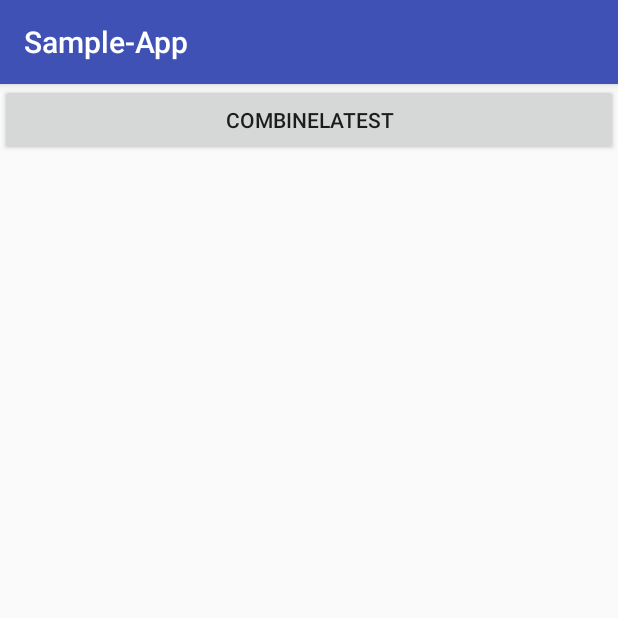
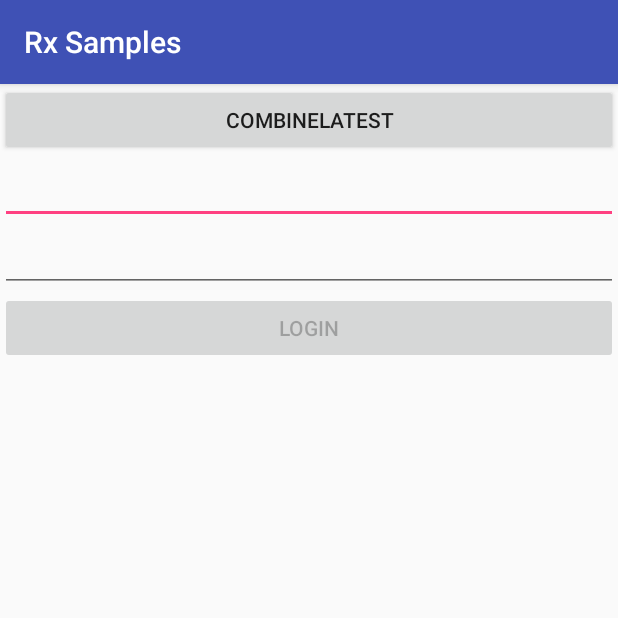
Before and after one commit to MaksimDmitriev/Rx-Java-Samples, an Android app: the screen it shows after launch (MainActivity), on a phone screen of 412 x 824 dp, the top half of it. Run offline under Robolectric (Android 15) with nearby library versions, the phone set to English and light mode, and no system bars; our stand-ins replace RxJava; libraries missing offline, so code that uses them is left out: com.jakewharton.rxbinding2; 1 statement that could not run was skipped.

Commit message:
Add the 4-th item to NetworkRepo, add RxTextViews to enable the login button

```diff
--- a/app/build.gradle
+++ b/app/build.gradle
@@ -37,6 +37,7 @@ dependencies {
 
     implementation "io.reactivex.rxjava2:rxjava:2.2.3"
     implementation 'io.reactivex.rxjava2:rxandroid:2.1.0'
+    implementation 'com.jakewharton.rxbinding2:rxbinding:2.2.0'
 
     implementation 'com.android.support:appcompat-v7:27.1.1'
     implementation 'com.android.support.constraint:constraint-layout:1.1.0'
--- a/app/src/main/java/ru/sample/NetworkRepo.kt
+++ b/app/src/main/java/ru/sample/NetworkRepo.kt
@@ -8,7 +8,9 @@ class NetworkRepo : Repo {
         return Observable.just(
                 Data("network1", 1000L),
                 Data("network2", 1001L),
-                Data("network3", 1002L)
+                Data("network3", 1002L),
+                Data("network4", 1010L)
+
         )
     }
 }
--- a/app/src/main/res/layout/activity_main.xml
+++ b/app/src/main/res/layout/activity_main.xml
@@ -13,4 +13,23 @@
         android:layout_height="wrap_content"
         android:text="combineLatest" />
 
+    <EditText
+        android:id="@+id/loginEditText"
+        android:layout_width="match_parent"
+        android:layout_height="wrap_content"
+        android:inputType="textEmailAddress" />
+
+    <EditText
+        android:id="@+id/passEditText"
+        android:layout_width="match_parent"
+        android:layout_height="wrap_content"
+        android:inputType="textPassword" />
+
+    <Button
+        android:id="@+id/loginButton"
+        android:layout_width="match_parent"
+        android:layout_height="wrap_content"
+        android:enabled="false"
+        android:text="login" />
+
 </LinearLayout>
--- a/app/src/main/res/values/strings.xml
+++ b/app/src/main/res/values/strings.xml
@@ -1,3 +1,3 @@
 <resources>
-    <string name="app_name">Sample-App</string>
+    <string name="app_name">Rx Samples</string>
 </resources>
--- a/build.gradle
+++ b/build.gradle
@@ -1,7 +1,7 @@
 // Top-level build file where you can add configuration options common to all sub-projects/modules.
 
 buildscript {
-    ext.kotlin_version = '1.2.51'
+    ext.kotlin_version = '1.2.70'
     repositories {
         google()
         jcenter()
```
Also changed, not shown: app/src/main/java/ru/sample/MainActivity.kt (+10 -0 lines).
